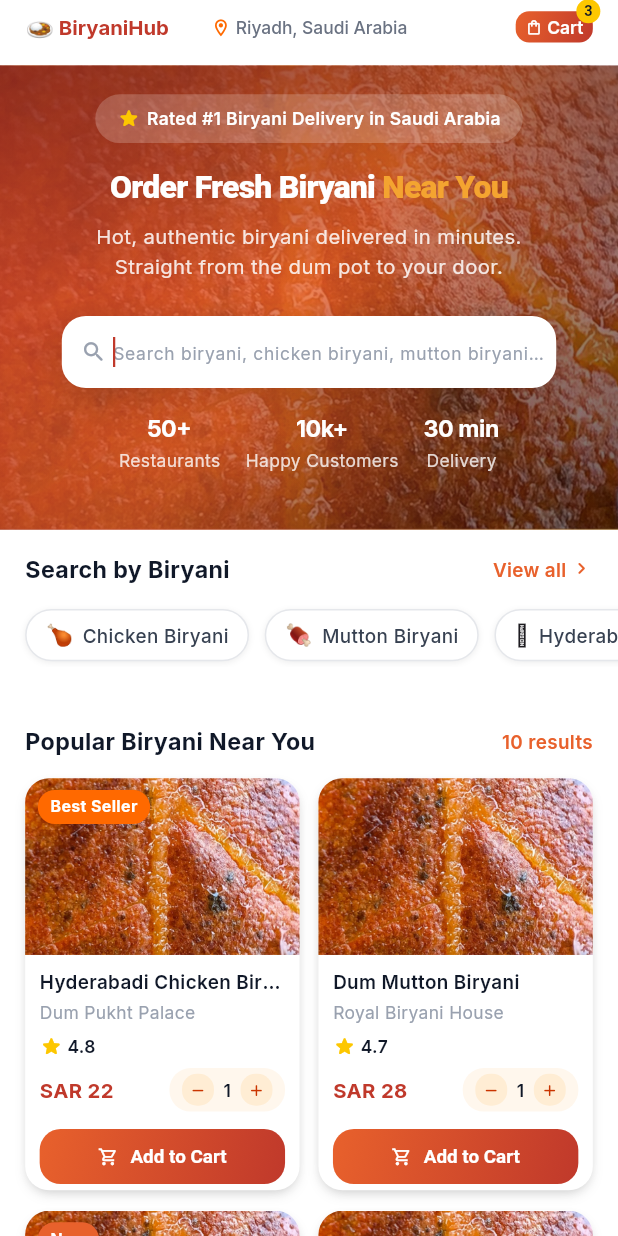
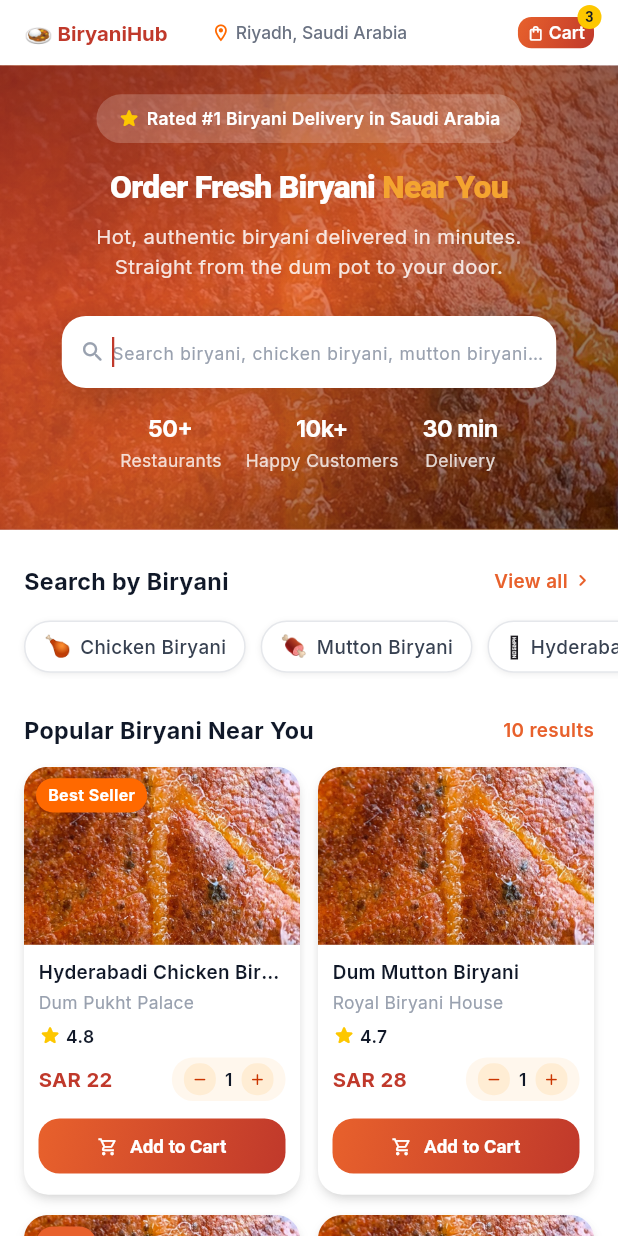
Before and after one commit to Hamdym12/avnzor_task, a Flutter app: the screen it shows after launch, after a tap on "Find Biryani", on a phone screen of 412 x 824 dp. Run offline on Flutter 3.47's test engine with Material 3 defaults, Android fonts, the phone set to English and light mode, and no system bars; our stand-ins replace auto_route, bloc, easy_localization, flutter_screenutil, fluttertoast, get_it and 2 more.

Commit message:
Update search screen layout and responsive grid scaling
- Adjust `MenuItemsGrid` responsive breakpoints and item heights for better scaling on larger screens
- Update `ScreenUtilInit` in `main.dart` to dynamically handle design size using `LayoutBuilder`
- Refine padding and spacing across `SearchScreen` sections, including categories, grid, and promotional banner
- Enable `BouncingScrollPhysics` for the search screen's `CustomScrollView`
- Remove platform-specific splash factory logic from `AppTheme`
- Clean up redundant bottom padding in `SearchTopAppBarContent`

```diff
--- a/lib/core/theming/app_theme.dart
+++ b/lib/core/theming/app_theme.dart
@@ -12,9 +12,6 @@ class AppTheme {
   AppTheme._();
 
   static ThemeData get light => ThemeData(
-    splashFactory: Platform.isIOS
-        ? NoSplash.splashFactory
-        : InkRipple.splashFactory,
     splashColor: Colors.transparent,
     highlightColor: Colors.transparent,
     pageTransitionsTheme: const PageTransitionsTheme(
--- a/lib/features/search/presentation/screens/search_screen.dart
+++ b/lib/features/search/presentation/screens/search_screen.dart
@@ -18,6 +18,7 @@ class SearchScreen extends StatelessWidget {
     return Scaffold(
       backgroundColor: AppColors.white,
       body: CustomScrollView(
+        physics: const BouncingScrollPhysics(),
         slivers: [
           SliverAppBar(
             floating: true,
@@ -36,27 +37,25 @@ class SearchScreen extends StatelessWidget {
           const SliverToBoxAdapter(child: SearchHeader()),
           SliverToBoxAdapter(
             child: Padding(
-              padding: EdgeInsets.symmetric(vertical: 16.h),
+              padding: EdgeInsets.symmetric(vertical: 24.h),
               child: const BiryaniCategoriesList(),
             ),
           ),
           SliverToBoxAdapter(
             child: Padding(
-              padding: EdgeInsets.only(top: 24.h, bottom: 24.h),
+              padding: EdgeInsets.only(bottom: 24.h),
               child: const MenuItemsGrid(),
             ),
           ),
           SliverToBoxAdapter(
             child: Padding(
-              padding: EdgeInsets.only(bottom: 24.h),
+              padding: EdgeInsets.symmetric(vertical: 24.h),
               child: const AddonsList(),
             ),
           ),
           SliverToBoxAdapter(
             child: Padding(
-              padding: EdgeInsets.symmetric(horizontal: 16.w).copyWith(
-                bottom: 24.h,
-              ),
+              padding: EdgeInsets.symmetric(horizontal: 16.w,vertical: 24.h),
               child: const PromotionBanner(),
             ),
           ),
--- a/lib/features/search/presentation/widgets/menu_items_grid.dart
+++ b/lib/features/search/presentation/widgets/menu_items_grid.dart
@@ -17,9 +17,9 @@ class MenuItemsGrid extends StatelessWidget {
 
   int _crossAxisCount(BuildContext context) {
     final width = MediaQuery.sizeOf(context).width;
-    if (width >= 1024) return 4; // web / large tablet
-    if (width >= 600) return 3; // tablet
-    return 2; // mobile
+    if (width >= 1024) return 4;
+    if (width >= 900) return 3;
+    return 2;
   }
 
   @override
@@ -53,9 +53,9 @@ class MenuItemsGrid extends StatelessWidget {
 
   double _mainAxisExtent(BuildContext context) {
     final width = MediaQuery.sizeOf(context).width;
-    if (width >= 1024) return 314.h;
-    if (width >= 600) return 284.h;
-    return 284.h;
+    if (width >= 1200) return 440.h;
+    if (width >= 900) return 325.h;
+    return 295.h;
   }
 }
 
--- a/lib/features/search/presentation/widgets/search_top_app_bar_content.dart
+++ b/lib/features/search/presentation/widgets/search_top_app_bar_content.dart
@@ -10,9 +10,7 @@ class SearchTopAppBarContent extends StatelessWidget {
   @override
   Widget build(BuildContext context) {
     return Padding(
-      padding: EdgeInsets.symmetric(horizontal: 16.w).copyWith(
-        bottom: 8.h
-      ),
+      padding: EdgeInsets.symmetric(horizontal: 16.w),
       child: Stack(
         alignment: AlignmentDirectional.center,
         children: [
--- a/lib/main.dart
+++ b/lib/main.dart
@@ -1,3 +1,4 @@
+import 'dart:math';
 import 'package:bloc/bloc.dart';
 import 'package:easy_localization/easy_localization.dart';
 import 'package:flutter/foundation.dart';
@@ -15,13 +16,21 @@ void main() async {
   await EasyLocalization.ensureInitialized();
   await ScreenUtil.ensureScreenSize();
   await AppConfig().initSystemSettings();
-  if(kDebugMode) Bloc.observer = AppBlocObserver();
+  if (kDebugMode) Bloc.observer = AppBlocObserver();
+
   runApp(
-    const EasyLocalizationConfig(
-      child: ScreenUtilInit(
-        designSize: Size(393, 852),
-        minTextAdapt: true,
-        child: MainApp(),
+    EasyLocalizationConfig(
+      child: LayoutBuilder(
+        builder: (context, constraints) {
+          final width = max(393.0, constraints.maxWidth);
+          final height = max(852.0, constraints.maxHeight);
+          return ScreenUtilInit(
+            designSize: Size(width, height),
+            minTextAdapt: true,
+            splitScreenMode: true,
+            child: const MainApp(),
+          );
+        },
       ),
     ),
   );
```
